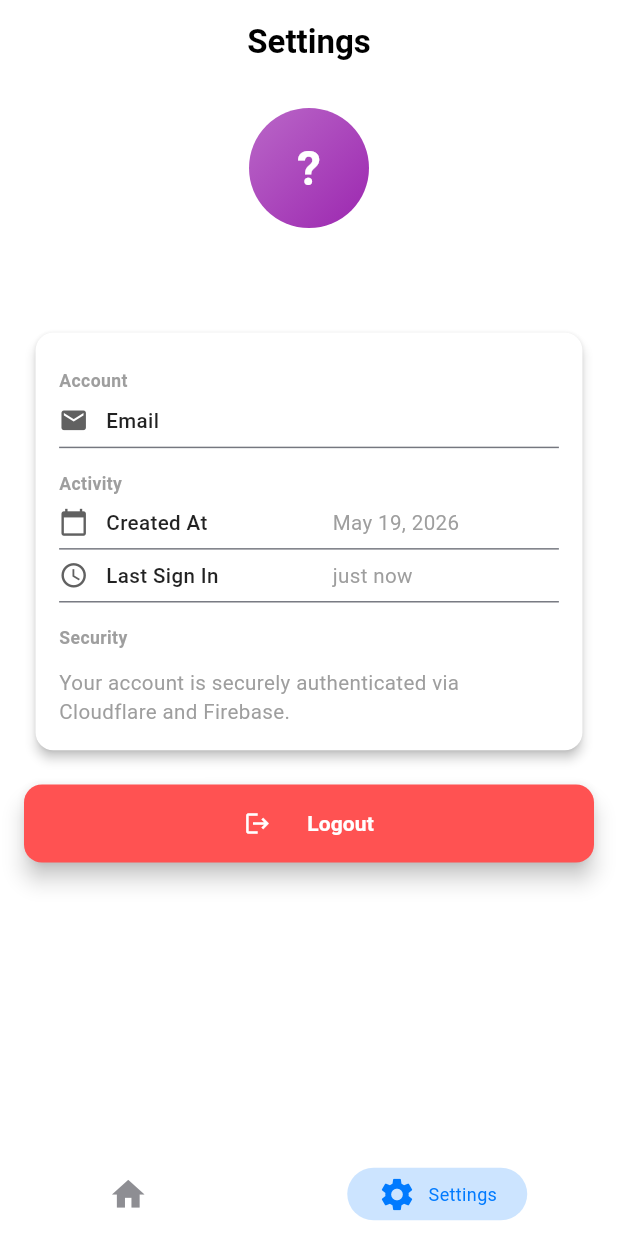
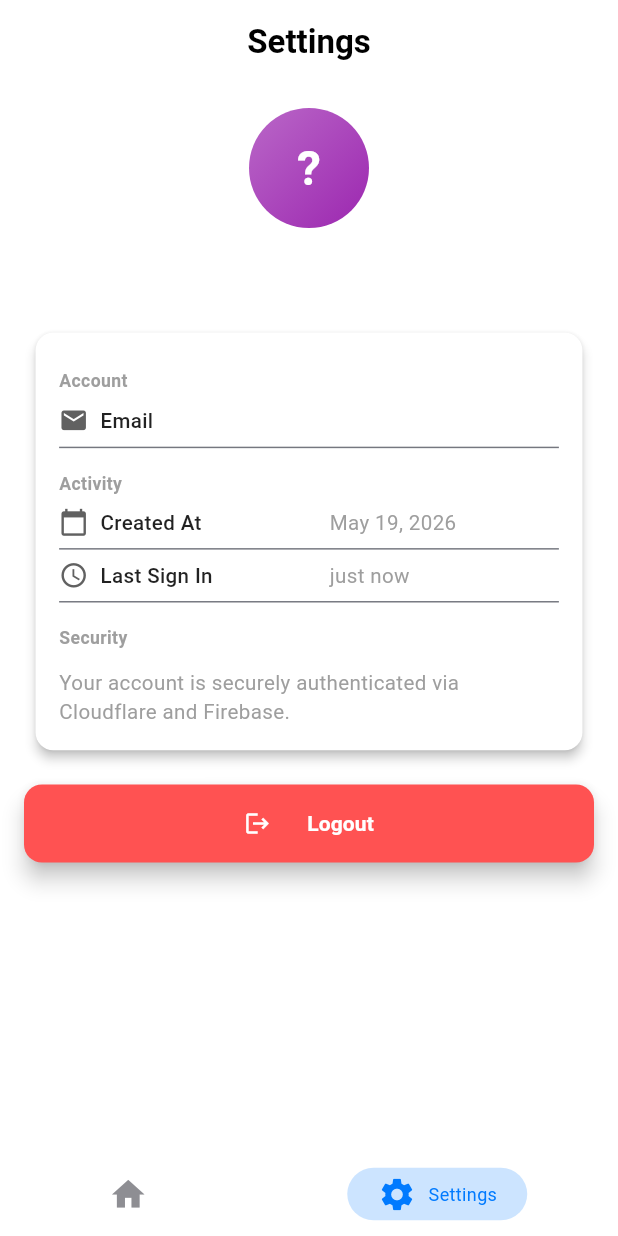
Before and after one commit to hanafiprasyah/mbgtd, a Flutter app: the screen it shows once a user with an empty profile is signed in, item 2 of the bottom bar chosen, on a phone screen of 412 x 824 dp. Run offline on Flutter 3.47's test engine with Material 3 defaults, Android fonts, the phone set to English and light mode, and no system bars; drawn by our look-alikes of persistent_bottom_nav_bar_v2; our stand-ins replace audioplayers, cloud_firestore, equatable, firebase_auth, firebase_core, flutter_bloc and 4 more; missing offline and left inert: flutter_platform_alert, image_gallery_saver_plus, mobile_scanner; accounts and stored records are empty.

Commit message:
pref: Theme adjustment Settings Widget

```diff
--- a/lib/presentation/widgets/setting_tab.dart
+++ b/lib/presentation/widgets/setting_tab.dart
@@ -171,7 +171,7 @@ class _SettingsTabState extends State<SettingsTab> {
                                   Brightness.dark;
 
                               return Card(
-                                elevation: isDark ? 0 : 3,
+                                elevation: isDark ? 0 : AppElevation.medium,
                                 color: Theme.of(context).cardColor,
                                 shape: RoundedRectangleBorder(
                                   borderRadius: BorderRadius.circular(
@@ -250,7 +250,7 @@ class _SettingsTabState extends State<SettingsTab> {
                         shape: RoundedRectangleBorder(
                           borderRadius: BorderRadius.circular(AppRadius.md),
                         ),
-                        elevation: 6,
+                        elevation: AppElevation.high,
                         backgroundColor: Colors.redAccent,
                       ),
                       child: const Row(
@@ -284,7 +284,7 @@ class _SettingsTabState extends State<SettingsTab> {
     return Row(
       children: [
         Icon(icon, size: 20, color: Colors.grey[700]),
-        const SizedBox(width: 12),
+        const SizedBox(width: AppSpacing.sm),
         Expanded(
           child: Text(
             label,
```
